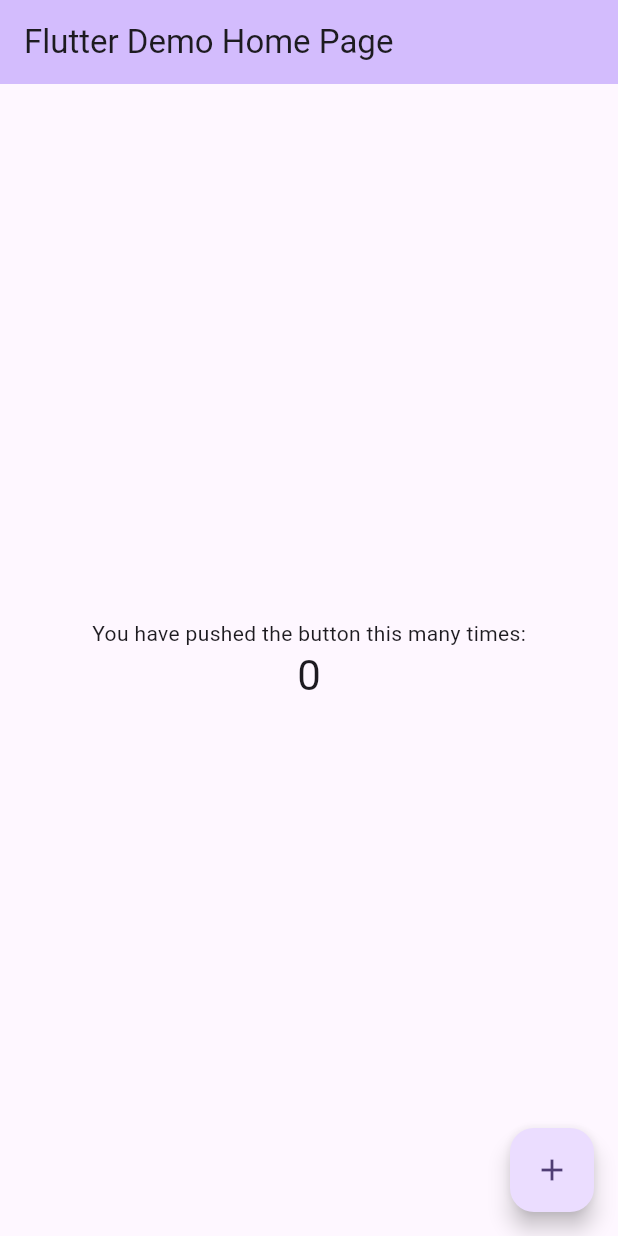
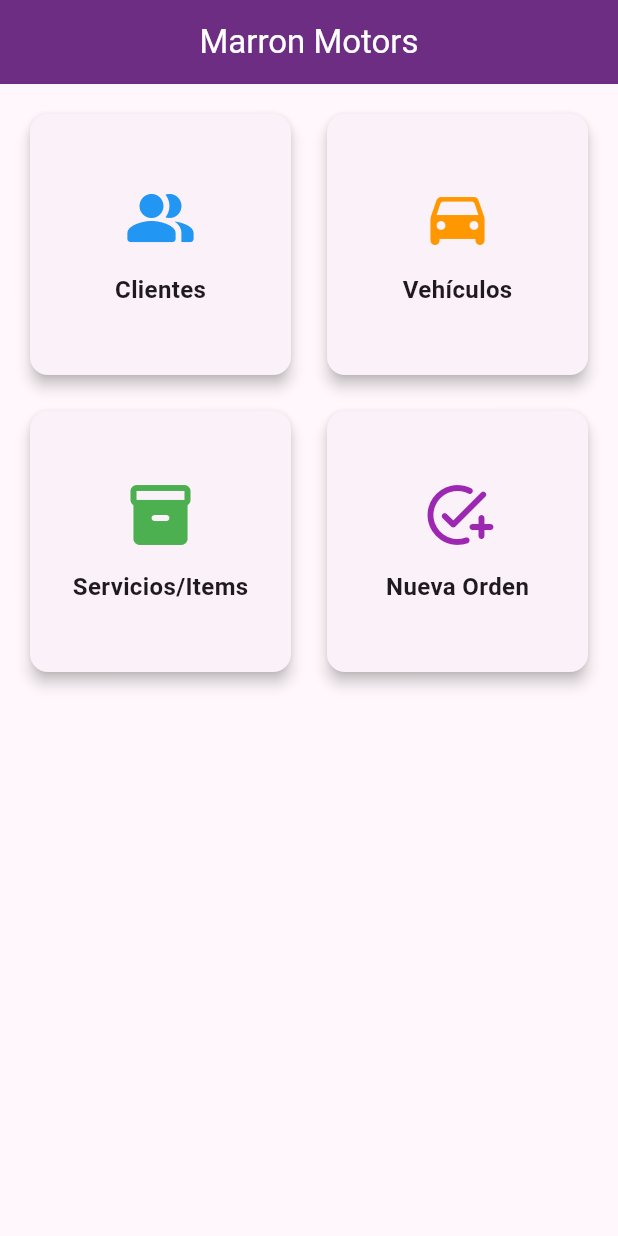
Before and after one commit to RiyanPC/marron_motors, a Flutter app: the screen it shows after launch, on a phone screen of 412 x 824 dp. Run offline on Flutter 3.47's test engine with Material 3 defaults, Android fonts, the phone set to English and light mode, and no system bars.

Commit message:
feat: Generando modulos principales

```diff
--- /dev/null
+++ b/lib/core/theme.dart
@@ -0,0 +1,33 @@
+import 'package:flutter/material.dart';
+
+class AppTheme {
+  static const Color primaryColor = Color(
+    0xFF6C2D82,
+  ); // Marron/Purple from Marron Motors
+  static const Color accentColor = Color(0xFFD4AF37); // Gold/Secondary
+
+  static ThemeData get lightTheme {
+    return ThemeData(
+      useMaterial3: true,
+      colorScheme: ColorScheme.fromSeed(
+        seedColor: primaryColor,
+        primary: primaryColor,
+        secondary: accentColor,
+      ),
+      appBarTheme: const AppBarTheme(
+        backgroundColor: primaryColor,
+        foregroundColor: Colors.white,
+        elevation: 0,
+      ),
+      cardTheme: CardThemeData(
+        elevation: 2,
+        shape: RoundedRectangleBorder(borderRadius: BorderRadius.circular(12)),
+      ),
+      inputDecorationTheme: InputDecorationTheme(
+        border: OutlineInputBorder(borderRadius: BorderRadius.circular(8)),
+        filled: true,
+        fillColor: Colors.grey[50],
+      ),
+    );
+  }
+}
--- a/lib/main.dart
+++ b/lib/main.dart
@@ -1,4 +1,6 @@
 import 'package:flutter/material.dart';
+import 'core/theme.dart';
+import 'ui/home_page.dart';
 
 void main() {
   runApp(const MyApp());
@@ -7,116 +9,13 @@ void main() {
 class MyApp extends StatelessWidget {
   const MyApp({super.key});
 
-  // This widget is the root of your application.
   @override
   Widget build(BuildContext context) {
     return MaterialApp(
-      title: 'Flutter Demo',
-      theme: ThemeData(
-        // This is the theme of your application.
-        //
-        // TRY THIS: Try running your application with "flutter run". You'll see
-        // the application has a purple toolbar. Then, without quitting the app,
-        // try changing the seedColor in the colorScheme below to Colors.green
-        // and then invoke "hot reload" (save your changes or press the "hot
-        // reload" button in a Flutter-supported IDE, or press "r" if you used
-        // the command line to start the app).
-        //
-        // Notice that the counter didn't reset back to zero; the application
-        // state is not lost during the reload. To reset the state, use hot
-        // restart instead.
-        //
-        // This works for code too, not just values: Most code changes can be
-        // tested with just a hot reload.
-        colorScheme: ColorScheme.fromSeed(seedColor: Colors.deepPurple),
-      ),
-      home: const MyHomePage(title: 'Flutter Demo Home Page'),
+      title: 'Marron Motors',
+      debugShowCheckedModeBanner: false,
+      theme: AppTheme.lightTheme,
+      home: const HomePage(),
     );
   }
 }
-
-class MyHomePage extends StatefulWidget {
-  const MyHomePage({super.key, required this.title});
-
-  // This widget is the home page of your application. It is stateful, meaning
-  // that it has a State object (defined below) that contains fields that affect
-  // how it looks.
-
-  // This class is the configuration for the state. It holds the values (in this
-  // case the title) provided by the parent (in this case the App widget) and
-  // used by the build method of the State. Fields in a Widget subclass are
-  // always marked "final".
-
-  final String title;
-
-  @override
-  State<MyHomePage> createState() => _MyHomePageState();
-}
-
-class _MyHomePageState extends State<MyHomePage> {
-  int _counter = 0;
-
-  void _incrementCounter() {
-    setState(() {
-      // This call to setState tells the Flutter framework that something has
-      // changed in this State, which causes it to rerun the build method below
-      // so that the display can reflect the updated values. If we changed
-      // _counter without calling setState(), then the build method would not be
-      // called again, and so nothing would appear to happen.
-      _counter++;
-    });
-  }
-
-  @override
-  Widget build(BuildContext context) {
-    // This method is rerun every time setState is called, for instance as done
-    // by the _incrementCounter method above.
-    //
-    // The Flutter framework has been optimized to make rerunning build methods
-    // fast, so that you can just rebuild anything that needs updating rather
-    // than having to individually change instances of widgets.
-    return Scaffold(
-      appBar: AppBar(
-        // TRY THIS: Try changing the color here to a specific color (to
-        // Colors.amber, perhaps?) and trigger a hot reload to see the AppBar
-        // change color while the other colors stay the same.
-        backgroundColor: Theme.of(context).colorScheme.inversePrimary,
-        // Here we take the value from the MyHomePage object that was created by
-        // the App.build method, and use it to set our appbar title.
-        title: Text(widget.title),
-      ),
-      body: Center(
-        // Center is a layout widget. It takes a single child and positions it
-        // in the middle of the parent.
-        child: Column(
-          // Column is also a layout widget. It takes a list of children and
-          // arranges them vertically. By default, it sizes itself to fit its
-          // children horizontally, and tries to be as tall as its parent.
-          //
-          // Column has various properties to control how it sizes itself and
-          // how it positions its children. Here we use mainAxisAlignment to
-          // center the children vertically; the main axis here is the vertical
-          // axis because Columns are vertical (the cross axis would be
-          // horizontal).
-          //
-          // TRY THIS: Invoke "debug painting" (choose the "Toggle Debug Paint"
-          // action in the IDE, or press "p" in the console), to see the
-          // wireframe for each widget.
-          mainAxisAlignment: MainAxisAlignment.center,
-          children: <Widget>[
-            const Text('You have pushed the button this many times:'),
-            Text(
-              '$_counter',
-              style: Theme.of(context).textTheme.headlineMedium,
-            ),
-          ],
-        ),
-      ),
-      floatingActionButton: FloatingActionButton(
-        onPressed: _incrementCounter,
-        tooltip: 'Increment',
-        child: const Icon(Icons.add),
-      ), // This trailing comma makes auto-formatting nicer for build methods.
-    );
-  }
-}
--- /dev/null
+++ b/lib/ui/home_page.dart
@@ -0,0 +1,93 @@
+import 'package:flutter/material.dart';
+import 'pages/clientes_page.dart';
+import 'pages/vehiculos_page.dart';
+import 'pages/items_page.dart';
+import 'pages/orden_nueva_page.dart';
+
+class HomePage extends StatelessWidget {
+  const HomePage({super.key});
+
+  @override
+  Widget build(BuildContext context) {
+    return Scaffold(
+      appBar: AppBar(title: const Text('Marron Motors'), centerTitle: true),
+      body: Padding(
+        padding: const EdgeInsets.all(16.0),
+        child: GridView.count(
+          crossAxisCount: 2,
+          crossAxisSpacing: 16,
+          mainAxisSpacing: 16,
+          children: [
+            _buildMenuCard(
+              context,
+              'Clientes',
+              Icons.people_alt_rounded,
+              Colors.blue,
+              () => Navigator.push(
+                context,
+                MaterialPageRoute(builder: (_) => const ClientesPage()),
+              ),
+            ),
+            _buildMenuCard(
+              context,
+              'Vehículos',
+              Icons.directions_car_rounded,
+              Colors.orange,
+              () => Navigator.push(
+                context,
+                MaterialPageRoute(builder: (_) => const VehiculosPage()),
+              ),
+            ),
+            _buildMenuCard(
+              context,
+              'Servicios/Items',
+              Icons.inventory_2_rounded,
+              Colors.green,
+              () => Navigator.push(
+                context,
+                MaterialPageRoute(builder: (_) => const ItemsPage()),
+              ),
+            ),
+            _buildMenuCard(
+              context,
+              'Nueva Orden',
+              Icons.add_task_rounded,
+              Colors.purple,
+              () => Navigator.push(
+                context,
+                MaterialPageRoute(builder: (_) => const OrdenNuevaPage()),
+              ),
+            ),
+          ],
+        ),
+      ),
+    );
+  }
+
+  Widget _buildMenuCard(
+    BuildContext context,
+    String title,
+    IconData icon,
+    Color color,
+    VoidCallback onTap,
+  ) {
+    return Card(
+      elevation: 4,
+      child: InkWell(
+        onTap: onTap,
+        borderRadius: BorderRadius.circular(12),
+        child: Column(
+          mainAxisAlignment: MainAxisAlignment.center,
+          children: [
+            Icon(icon, size: 48, color: color),
+            const SizedBox(height: 12),
+            Text(
+              title,
+              style: const TextStyle(fontSize: 16, fontWeight: FontWeight.bold),
+            ),
+          ],
+        ),
+      ),
+    );
+  }
+}
```
Also changed, not shown: lib/ui/pages/clientes_page.dart (added, +70 -0 lines), lib/ui/pages/items_page.dart (added, +63 -0 lines), lib/ui/pages/orden_nueva_page.dart (added, +189 -0 lines), lib/ui/pages/vehiculos_page.dart (added, +71 -0 lines).
